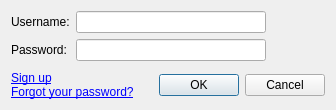
dougma/lastfm-desktop, file lib/unicorn/widgets/LoginDialog.ui: the form before one commit.
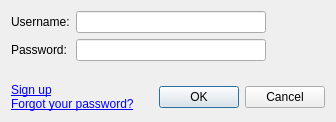
The form after the commit.

The edit to the form file:
```diff
--- a/lib/unicorn/widgets/LoginDialog.ui
+++ b/lib/unicorn/widgets/LoginDialog.ui
@@ -1,14 +1,6 @@
 <ui version="4.0" >
  <class>LoginDialog</class>
  <widget class="QDialog" name="LoginDialog" >
-  <property name="geometry" >
-   <rect>
-    <x>0</x>
-    <y>0</y>
-    <width>332</width>
-    <height>110</height>
-   </rect>
-  </property>
   <property name="sizePolicy" >
    <sizepolicy vsizetype="MinimumExpanding" hsizetype="Preferred" >
     <horstretch>0</horstretch>
@@ -29,10 +21,7 @@
        <property name="rightMargin" >
         <number>9</number>
        </property>
-       <property name="horizontalSpacing" >
-        <number>6</number>
-       </property>
-       <property name="verticalSpacing" >
+       <property name="spacing" >
         <number>6</number>
        </property>
        <item row="0" column="0" >
@@ -161,7 +150,7 @@
      <item>
       <widget class="QDialogButtonBox" name="buttonBox" >
        <property name="standardButtons" >
-        <set>QDialogButtonBox::Cancel|QDialogButtonBox::NoButton|QDialogButtonBox::Ok</set>
+        <set>QDialogButtonBox::Cancel|QDialogButtonBox::Ok</set>
        </property>
       </widget>
      </item>
```
Left out of the diff: 8 changed lines with no effect on the pictures.
